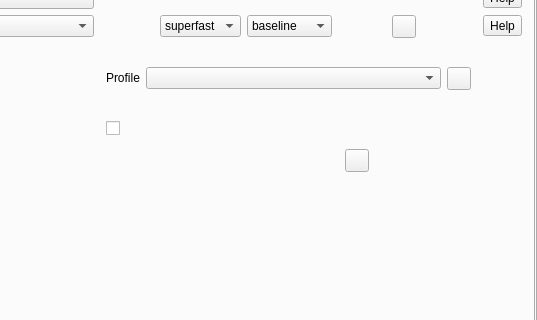
The window that src/formMainWindow.ui (vkohaupt/vokoscreenNG) describes before a commit, drawn with Qt 5; both pictures show x 266 to 803 and y 81 to 401 of the 803 by 500 pixel window.
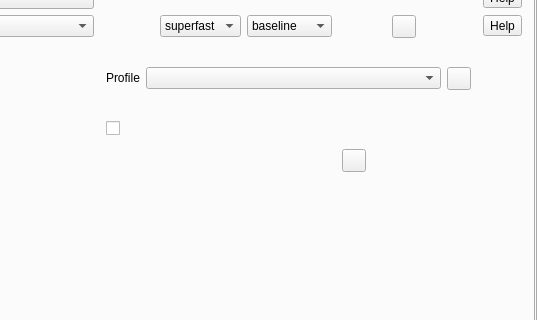
The same window after the commit. Icons and pictures are not drawn.

Diff of the .ui file:
```diff
--- a/src/formMainWindow.ui
+++ b/src/formMainWindow.ui
@@ -1722,6 +1722,9 @@
                     <enum>QFrame::Raised</enum>
                    </property>
                    <layout class="QHBoxLayout" name="horizontalLayout_vp8">
+                    <property name="leftMargin">
+                     <number>6</number>
+                    </property>
                     <property name="topMargin">
                      <number>0</number>
                     </property>
```
Left out of the diff: 2 changed lines with no effect on the pictures.
